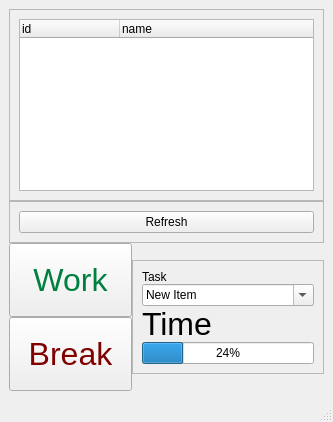
Old version of the form task_list.ui in the repository aclark73/TaskList.
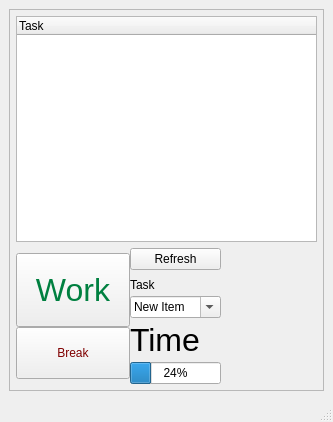
New version of the form.

```diff
--- a/task_list.ui
+++ b/task_list.ui
@@ -39,12 +39,27 @@
        <enum>QFrame::Raised</enum>
       </property>
       <layout class="QVBoxLayout" name="verticalLayout">
+       <property name="spacing">
+        <number>6</number>
+       </property>
+       <property name="leftMargin">
+        <number>6</number>
+       </property>
+       <property name="topMargin">
+        <number>6</number>
+       </property>
+       <property name="rightMargin">
+        <number>6</number>
+       </property>
+       <property name="bottomMargin">
+        <number>6</number>
+       </property>
        <item>
         <widget class="QTreeWidget" name="treeWidget">
          <property name="sizePolicy">
           <sizepolicy hsizetype="Preferred" vsizetype="Preferred">
            <horstretch>0</horstretch>
-           <verstretch>0</verstretch>
+           <verstretch>1</verstretch>
           </sizepolicy>
          </property>
          <property name="editTriggers">
@@ -58,45 +73,13 @@
          </property>
          <column>
           <property name="text">
-           <string>id</string>
+           <string>Task</string>
           </property>
          </column>
-         <column>
-          <property name="text">
-           <string>name</string>
-          </property>
-         </column>
         </widget>
        </item>
-      </layout>
-     </widget>
-    </item>
     <item>
-     <widget class="QFrame" name="frame_2">
-      <property name="sizePolicy">
-       <sizepolicy hsizetype="Preferred" vsizetype="Fixed">
-        <horstretch>0</horstretch>
-        <verstretch>0</verstretch>
-       </sizepolicy>
-      </property>
-      <property name="frameShape">
-       <enum>QFrame::StyledPanel</enum>
-      </property>
-      <property name="frameShadow">
-       <enum>QFrame::Raised</enum>
-      </property>
-      <layout class="QHBoxLayout" name="horizontalLayout">
-       <item>
-        <widget class="QPushButton" name="refreshButton">
-         <property name="text">
-          <string>Refresh</string>
-         </property>
-        </widget>
-       </item>
-      </layout>
-     </widget>
-    </item>
-    <item>
+        <widget class="QFrame" name="horizonal_1">
      <layout class="QHBoxLayout" name="horizontalLayout_2">
       <property name="spacing">
        <number>0</number>
@@ -104,7 +87,20 @@
       <property name="sizeConstraint">
        <enum>QLayout::SetFixedSize</enum>
       </property>
+          <property name="leftMargin">
+           <number>0</number>
+          </property>
+          <property name="topMargin">
+           <number>0</number>
+          </property>
+          <property name="rightMargin">
+           <number>0</number>
+          </property>
+          <property name="bottomMargin">
+           <number>0</number>
+          </property>
       <item>
+           <widget class="QFrame" name="vertical_1">
        <layout class="QVBoxLayout" name="verticalLayout_4">
         <property name="spacing">
          <number>0</number>
@@ -112,16 +108,20 @@
         <property name="sizeConstraint">
          <enum>QLayout::SetFixedSize</enum>
         </property>
+             <property name="leftMargin">
+              <number>0</number>
+             </property>
+             <property name="topMargin">
+              <number>0</number>
+             </property>
+             <property name="rightMargin">
+              <number>0</number>
+             </property>
+             <property name="bottomMargin">
+              <number>0</number>
+             </property>
         <item>
          <widget class="QPushButton" name="workButton">
-          <property name="font">
-           <font>
-            <pointsize>24</pointsize>
-            <weight>50</weight>
-            <italic>false</italic>
-            <bold>false</bold>
-           </font>
-          </property>
           <property name="styleSheet">
            <string notr="true">font: 24pt;
 color: rgb(0, 128, 64);padding: 18px;</string>
@@ -142,16 +142,10 @@
         </item>
         <item>
          <widget class="QPushButton" name="breakButton">
-          <property name="font">
-           <font>
-            <family>Helvetica</family>
-            <pointsize>24</pointsize>
-            <italic>false</italic>
-           </font>
-          </property>
           <property name="styleSheet">
            <string notr="true">font: 24pt &quot;Helvetica&quot;;
-color: rgb(128, 0, 0); padding: 18px;</string>
+color: rgb(128, 0, 0); padding: 18px;
+</string>
           </property>
           <property name="text">
            <string>Break</string>
@@ -165,6 +159,7 @@
          </widget>
         </item>
        </layout>
+           </widget>
       </item>
       <item>
        <widget class="QFrame" name="taskTimerWidget">
@@ -175,15 +170,50 @@
          </sizepolicy>
         </property>
         <property name="frameShape">
-         <enum>QFrame::StyledPanel</enum>
+             <enum>QFrame::NoFrame</enum>
         </property>
         <property name="frameShadow">
          <enum>QFrame::Raised</enum>
         </property>
-        <layout class="QVBoxLayout" name="verticalLayout_3">
+            <layout class="QVBoxLayout" name="verticalLayout_3" stretch="0,0,0,0,0,0">
          <property name="spacing">
+              <number>4</number>
+             </property>
+             <property name="leftMargin">
           <number>0</number>
          </property>
+             <property name="topMargin">
+              <number>0</number>
+             </property>
+             <property name="rightMargin">
+              <number>0</number>
+             </property>
+             <property name="bottomMargin">
+              <number>0</number>
+             </property>
+             <item>
+              <widget class="QPushButton" name="refreshButton">
+               <property name="text">
+                <string>Refresh</string>
+               </property>
+              </widget>
+             </item>
+             <item>
+              <spacer name="verticalSpacer">
+               <property name="orientation">
+                <enum>Qt::Vertical</enum>
+               </property>
+               <property name="sizeType">
+                <enum>QSizePolicy::Fixed</enum>
+               </property>
+               <property name="sizeHint" stdset="0">
+                <size>
+                 <width>20</width>
+                 <height>4</height>
+                </size>
+               </property>
+              </spacer>
+             </item>
          <item>
           <widget class="QLabel" name="taskLabel">
            <property name="sizePolicy">
@@ -241,6 +271,10 @@
        </widget>
       </item>
      </layout>
+        </widget>
+       </item>
+      </layout>
+     </widget>
     </item>
    </layout>
   </widget>
```
Left out of the diff: 32 changed lines with no effect on the pictures. Lines whose indentation alone changed are shown as unchanged.
